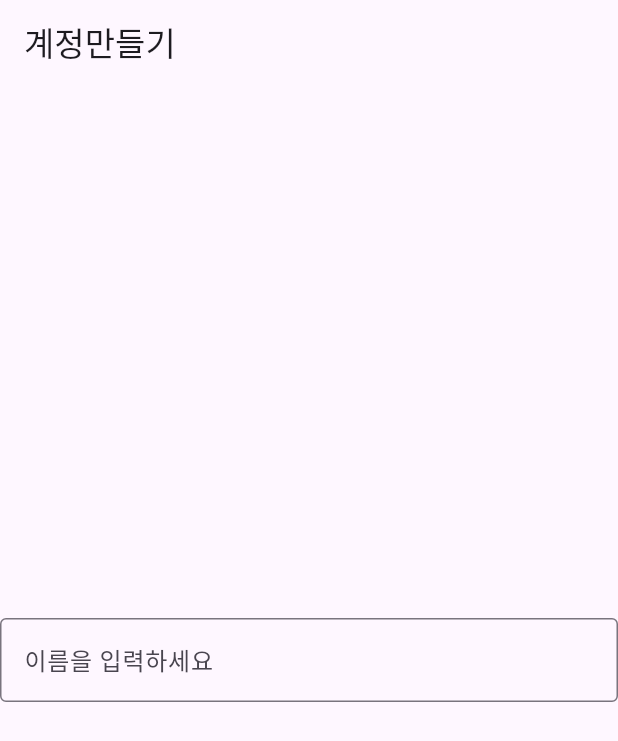
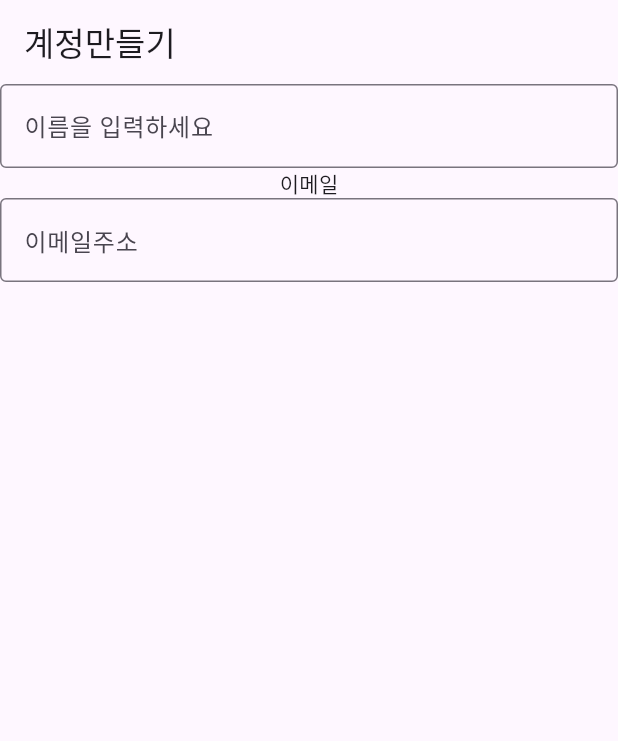
Before and after one commit to taetae0821/HABL, a Flutter app: the screen it shows after launch, on a phone screen of 412 x 824 dp. Shown: the top 741 px of the screen. Run offline on Flutter 3.47's test engine with Material 3 defaults, Android fonts, the phone set to English and light mode, and no system bars.

Commit message:
회원가입 기능 수정

```diff
--- a/lib/src/signup.dart
+++ b/lib/src/signup.dart
@@ -9,14 +9,23 @@ class Signup extends StatelessWidget {
       appBar: AppBar(
         title: const Text('계정만들기'),
       ),
-      body: const Center(
-        child: TextField(
+      body: Column(
+        children: [
+          TextField(
           decoration: InputDecoration(
             border: OutlineInputBorder(),
             labelText: '이름을 입력하세요',
           ),
-        )
-      ),
+        ),
+        SafeArea(child: Text('이메일'),),
+         TextField(
+          decoration: InputDecoration(
+            border: OutlineInputBorder(),
+            labelText: '이메일주소',
+          ),
+        ),
+        ],
+      )
     );
   }
 }
```
